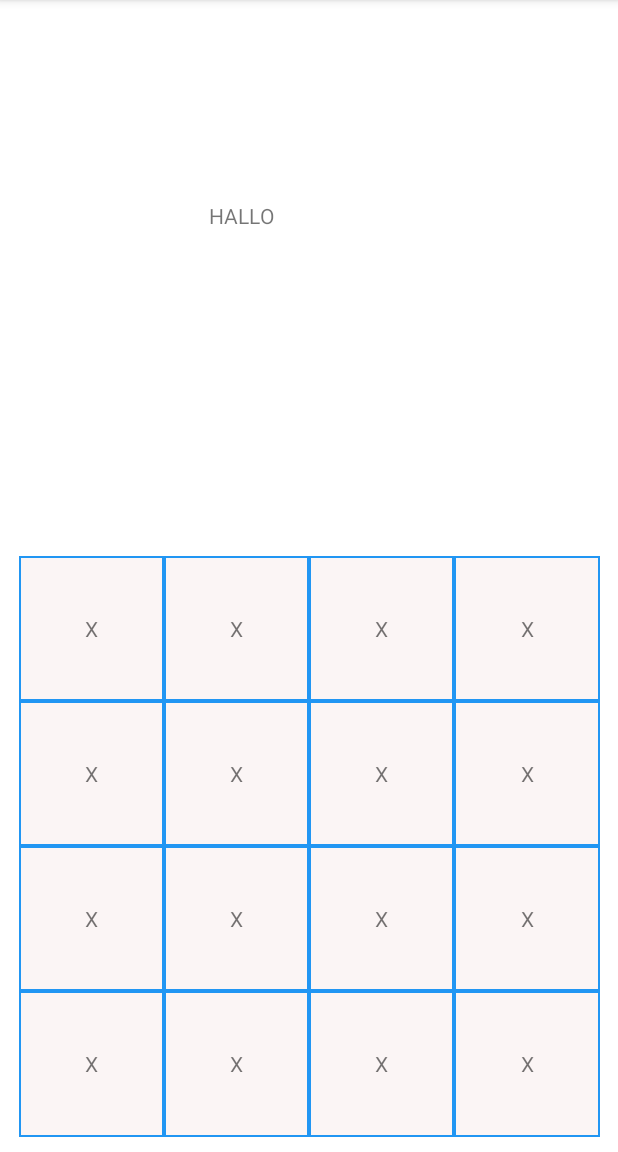
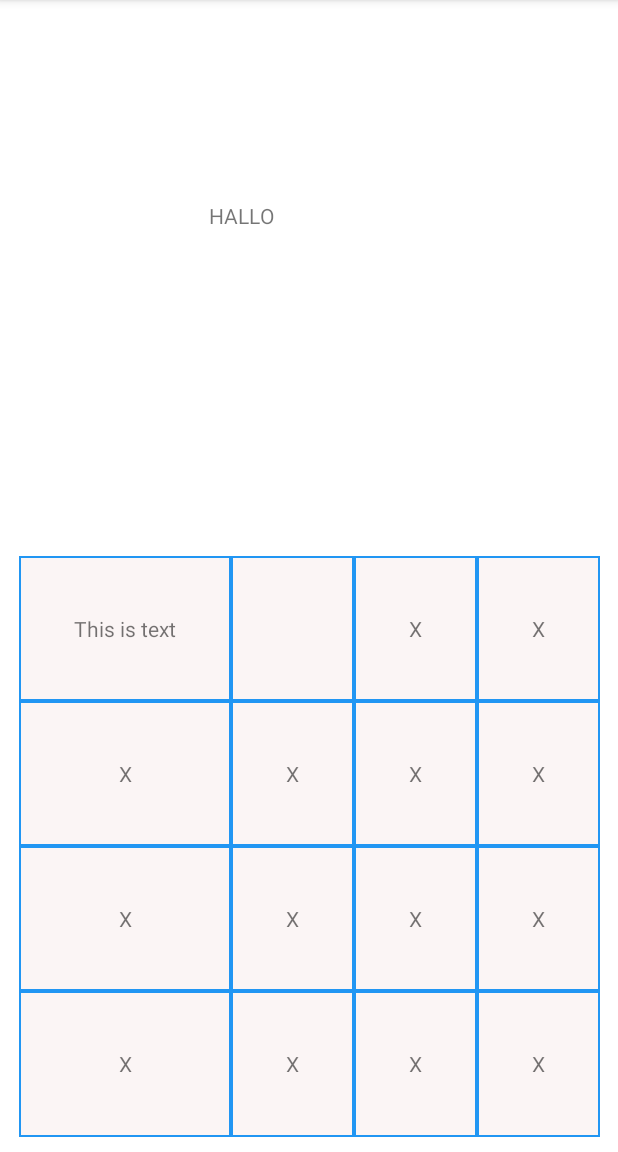
Before and after one commit to LucasMerkert/JavaOOPProject, an Android app: the screen it shows after launch (Grid4x4), after a tap on "START 4X4 GAME", on a phone screen of 412 x 824 dp, the part 84-1236 px from its top. Run offline under Robolectric (Android 15) with nearby library versions, the phone set to English and light mode, and no system bars.

```diff
--- a/app/src/main/AndroidManifest.xml
+++ b/app/src/main/AndroidManifest.xml
@@ -9,7 +9,8 @@
         android:roundIcon="@mipmap/ic_launcher_round"
         android:supportsRtl="true"
         android:theme="@style/Theme.JavaOOPProject">
-        <activity android:name=".Grid4x4"></activity>
+        <activity android:name=".Grid5x5"></activity>
+        <activity android:name=".Grid4x4" />
         <activity android:name=".MainActivity">
             <intent-filter>
                 <action android:name="android.intent.action.MAIN" />
--- a/app/src/main/java/de/frauas/oopj/project2048/Grid4x4.java
+++ b/app/src/main/java/de/frauas/oopj/project2048/Grid4x4.java
@@ -2,14 +2,29 @@ package de.frauas.oopj.project2048;
 
 import androidx.appcompat.app.AppCompatActivity;
 
+import android.annotation.SuppressLint;
 import android.os.Bundle;
 import android.widget.TextView;
 
 public class Grid4x4 extends AppCompatActivity {
 
+    final static int WIDTH = 4;
+    final static int HEIGHT = 4;
+
+    @SuppressLint("SetTextI18n")
     @Override
     protected void onCreate(Bundle savedInstanceState) {
         super.onCreate(savedInstanceState);
         setContentView(R.layout.activity_grid4x4);
+
+        TextView[][] matrix = new TextView[WIDTH][HEIGHT];
+        matrix[0][0] = findViewById(R.id.textView0_0);
+        matrix[0][1] = findViewById(R.id.textView0_1);
+        matrix[0][2] = findViewById(R.id.textView0_2);
+
+
+        matrix[0][0].setText("This is text");
     }
+
+
 }
--- a/app/src/main/java/de/frauas/oopj/project2048/MainActivity.java
+++ b/app/src/main/java/de/frauas/oopj/project2048/MainActivity.java
@@ -28,22 +28,18 @@ public class MainActivity extends AppCompatActivity {
             //Button 4x4 is clicked; Start 4x4 View
             open4x4activity();
         });
-/*
+
         final Button _button5x5 = findViewById(R.id.button5x5);
         _button5x5.setOnClickListener(v -> {
-            @Override
-            public void onClick(View v) {
-                //Button 5x5 is clicked; Start 5x5 View
-                open5x5activity();
-            }
+            //Button 5x5 is clicked; Start 5x5 View
+            open5x5activity();
         });
 
+        /*
         final Button _button6x6 = findViewById(R.id.button6x6);
         _button6x6.setOnClickListener(v -> {
-            @Override
-            public void onClick(View v) {
-                //Button 6x6 is clicked; Start 6x6 View
-                open6x6activity();
+            //Button 6x6 is clicked; Start 6x6 View
+            open6x6activity();
             }
         });*/
     }
@@ -53,4 +49,9 @@ public class MainActivity extends AppCompatActivity {
         startActivity(grid4x4open);
     }
 
+    private void open5x5activity() {
+        Intent grid5x5open = new Intent(this, Grid5x5.class);
+        startActivity(grid5x5open);
+    }
+
 }
--- a/app/src/main/res/layout/activity_grid4x4.xml
+++ b/app/src/main/res/layout/activity_grid4x4.xml
@@ -39,7 +39,7 @@
             android:layout_weight="1">
 
             <TextView
-                android:id="@+id/textView1"
+                android:id="@+id/textView0_0"
                 android:layout_width="match_parent"
                 android:layout_height="match_parent"
                 android:layout_marginStart="1dp"
@@ -50,11 +50,10 @@
                 android:layout_marginBottom="1dp"
                 android:layout_weight="1"
                 android:background="#FBF5F5"
-                android:gravity="center"
-                android:text="X" />
+                android:gravity="center" />
 
             <TextView
-                android:id="@+id/textView2"
+                android:id="@+id/textView0_1"
                 android:layout_width="match_parent"
                 android:layout_height="match_parent"
                 android:layout_marginStart="1dp"
@@ -65,11 +64,10 @@
                 android:layout_marginBottom="1dp"
                 android:layout_weight="1"
                 android:background="#FBF5F5"
-                android:gravity="center"
-                android:text="X" />
+                android:gravity="center" />
 
             <TextView
-                android:id="@+id/textView3"
+                android:id="@+id/textView0_2"
                 android:layout_width="match_parent"
                 android:layout_height="match_parent"
                 android:layout_marginStart="1dp"
```
Also changed, not shown: app/src/main/java/de/frauas/oopj/project2048/Grid5x5.java (added, +14 -0 lines), app/src/main/res/layout/activity_grid5x5.xml (added, +7 -0 lines).
